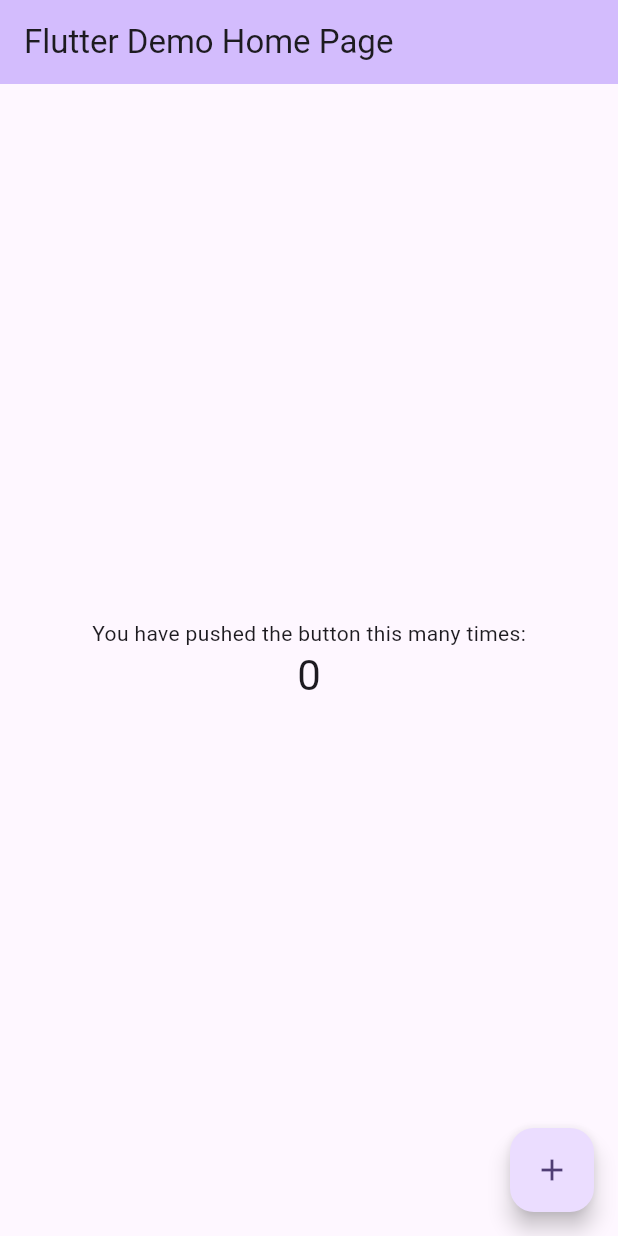
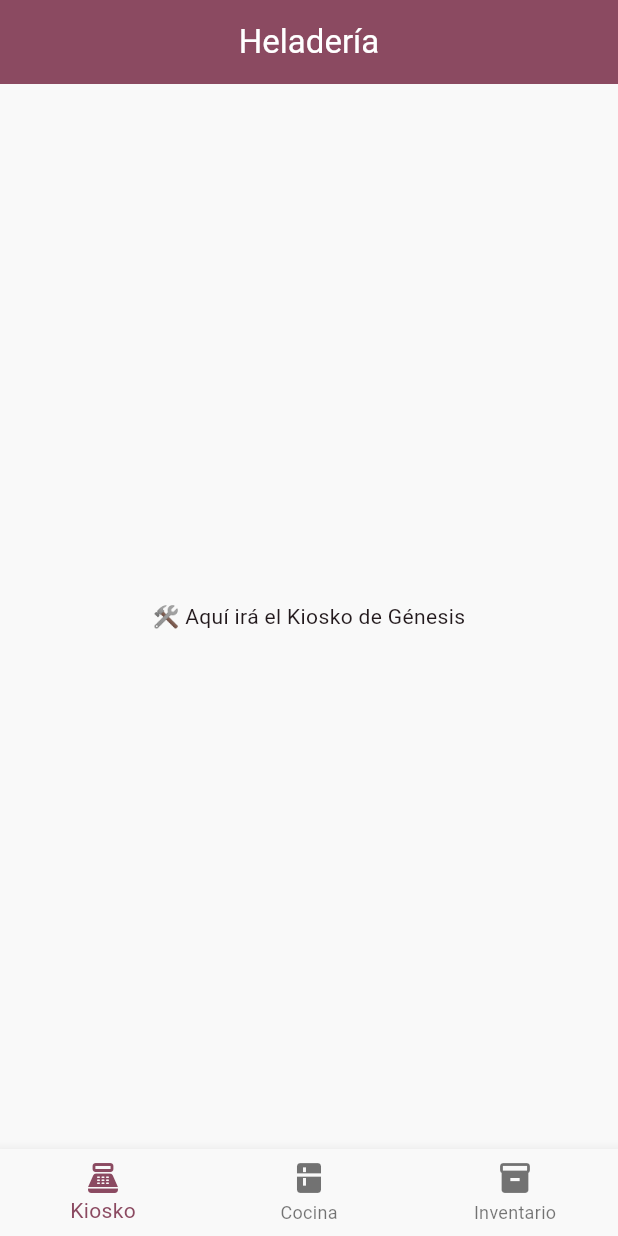
Before and after one commit to Jaesparz/ICE-CREAM-SHOP-MANAGEMENT, a Flutter app: the screen it shows after launch, on a phone screen of 412 x 824 dp. Run offline on Flutter 3.47's test engine with Material 3 defaults, Android fonts, the phone set to English and light mode, and no system bars.

Commit message:
configuracion del menu (frontend)

```diff
--- a/frontend/lib/main.dart
+++ b/frontend/lib/main.dart
@@ -1,121 +1,75 @@
 import 'package:flutter/material.dart';
+// Aquí importarán sus pantallas reales después
+// import 'screens/kiosko_screen.dart';
+// import 'screens/cocina_screen.dart';
+// import 'screens/inventario_screen.dart';
 
 void main() {
-  runApp(const MyApp());
+  runApp(const HeladeriaApp());
 }
 
-class MyApp extends StatelessWidget {
-  const MyApp({super.key});
+class HeladeriaApp extends StatelessWidget {
+  const HeladeriaApp({super.key});
 
-  // This widget is the root of your application.
   @override
   Widget build(BuildContext context) {
     return MaterialApp(
-      title: 'Flutter Demo',
+      title: 'Sistema Heladería',
+      debugShowCheckedModeBanner: false,
       theme: ThemeData(
-        // This is the theme of your application.
-        //
-        // TRY THIS: Try running your application with "flutter run". You'll see
-        // the application has a purple toolbar. Then, without quitting the app,
-        // try changing the seedColor in the colorScheme below to Colors.green
-        // and then invoke "hot reload" (save your changes or press the "hot
-        // reload" button in a Flutter-supported IDE, or press "r" if you used
-        // the command line to start the app).
-        //
-        // Notice that the counter didn't reset back to zero; the application
-        // state is not lost during the reload. To reset the state, use hot
-        // restart instead.
-        //
-        // This works for code too, not just values: Most code changes can be
-        // tested with just a hot reload.
-        colorScheme: .fromSeed(seedColor: Colors.deepPurple),
+        useMaterial3: true,
+        // Usamos el Rosa Pastel del Design System que definiste
+        colorScheme: ColorScheme.fromSeed(
+          seedColor: const Color(0xFFF48FB1),
+          surface: const Color(0xFFF9F9F9),
+        ),
       ),
-      home: const MyHomePage(title: 'Flutter Demo Home Page'),
+      home: const NavegacionPrincipal(),
     );
   }
 }
 
-class MyHomePage extends StatefulWidget {
-  const MyHomePage({super.key, required this.title});
-
-  // This widget is the home page of your application. It is stateful, meaning
-  // that it has a State object (defined below) that contains fields that affect
-  // how it looks.
-
-  // This class is the configuration for the state. It holds the values (in this
-  // case the title) provided by the parent (in this case the App widget) and
-  // used by the build method of the State. Fields in a Widget subclass are
-  // always marked "final".
-
-  final String title;
+class NavegacionPrincipal extends StatefulWidget {
+  const NavegacionPrincipal({super.key});
 
   @override
-  State<MyHomePage> createState() => _MyHomePageState();
+  State<NavegacionPrincipal> createState() => _NavegacionPrincipalState();
 }
 
-class _MyHomePageState extends State<MyHomePage> {
-  int _counter = 0;
+class _NavegacionPrincipalState extends State<NavegacionPrincipal> {
+  int _indiceActual = 0;
 
-  void _incrementCounter() {
-    setState(() {
-      // This call to setState tells the Flutter framework that something has
-      // changed in this State, which causes it to rerun the build method below
-      // so that the display can reflect the updated values. If we changed
-      // _counter without calling setState(), then the build method would not be
-      // called again, and so nothing would appear to happen.
-      _counter++;
-    });
-  }
+  // Estas son las "pantallas" temporales.
+  // Cuando Génesis y Camili terminen, reemplazarán estos Textos por sus Widgets.
+  final List<Widget> _pantallas = [
+    const Center(child: Text("🛠️ Aquí irá el Kiosko de Génesis")),
+    const Center(child: Text("🛠️ Aquí irá la Cocina de Camili")),
+    const Center(child: Text("🛠️ Aquí irá el Inventario de Josué")),
+  ];
 
   @override
   Widget build(BuildContext context) {
-    // This method is rerun every time setState is called, for instance as done
-    // by the _incrementCounter method above.
-    //
-    // The Flutter framework has been optimized to make rerunning build methods
-    // fast, so that you can just rebuild anything that needs updating rather
-    // than having to individually change instances of widgets.
     return Scaffold(
       appBar: AppBar(
-        // TRY THIS: Try changing the color here to a specific color (to
-        // Colors.amber, perhaps?) and trigger a hot reload to see the AppBar
-        // change color while the other colors stay the same.
-        backgroundColor: Theme.of(context).colorScheme.inversePrimary,
-        // Here we take the value from the MyHomePage object that was created by
-        // the App.build method, and use it to set our appbar title.
-        title: Text(widget.title),
+        title: const Text('Heladería', style: TextStyle(color: Colors.white)),
+        backgroundColor: Theme.of(context).colorScheme.primary,
+        centerTitle: true,
+        elevation: 0,
       ),
-      body: Center(
-        // Center is a layout widget. It takes a single child and positions it
-        // in the middle of the parent.
-        child: Column(
-          // Column is also a layout widget. It takes a list of children and
-          // arranges them vertically. By default, it sizes itself to fit its
-          // children horizontally, and tries to be as tall as its parent.
-          //
-          // Column has various properties to control how it sizes itself and
-          // how it positions its children. Here we use mainAxisAlignment to
-          // center the children vertically; the main axis here is the vertical
-          // axis because Columns are vertical (the cross axis would be
-          // horizontal).
-          //
-          // TRY THIS: Invoke "debug painting" (choose the "Toggle Debug Paint"
-          // action in the IDE, or press "p" in the console), to see the
-          // wireframe for each widget.
-          mainAxisAlignment: .center,
-          children: [
-            const Text('You have pushed the button this many times:'),
-            Text(
-              '$_counter',
-              style: Theme.of(context).textTheme.headlineMedium,
-            ),
-          ],
-        ),
-      ),
-      floatingActionButton: FloatingActionButton(
-        onPressed: _incrementCounter,
-        tooltip: 'Increment',
-        child: const Icon(Icons.add),
+      body: _pantallas[_indiceActual],
+      bottomNavigationBar: BottomNavigationBar(
+        currentIndex: _indiceActual,
+        onTap: (index) {
+          setState(() {
+            _indiceActual = index;
+          });
+        },
+        selectedItemColor: Theme.of(context).colorScheme.primary,
+        items: const [
+          BottomNavigationBarItem(icon: Icon(Icons.point_of_sale), label: 'Kiosko'),
+          BottomNavigationBarItem(icon: Icon(Icons.kitchen), label: 'Cocina'),
+          BottomNavigationBarItem(icon: Icon(Icons.inventory_2), label: 'Inventario'),
+        ],
       ),
     );
   }
```
Also changed, not shown: frontend/pubspec.lock.
